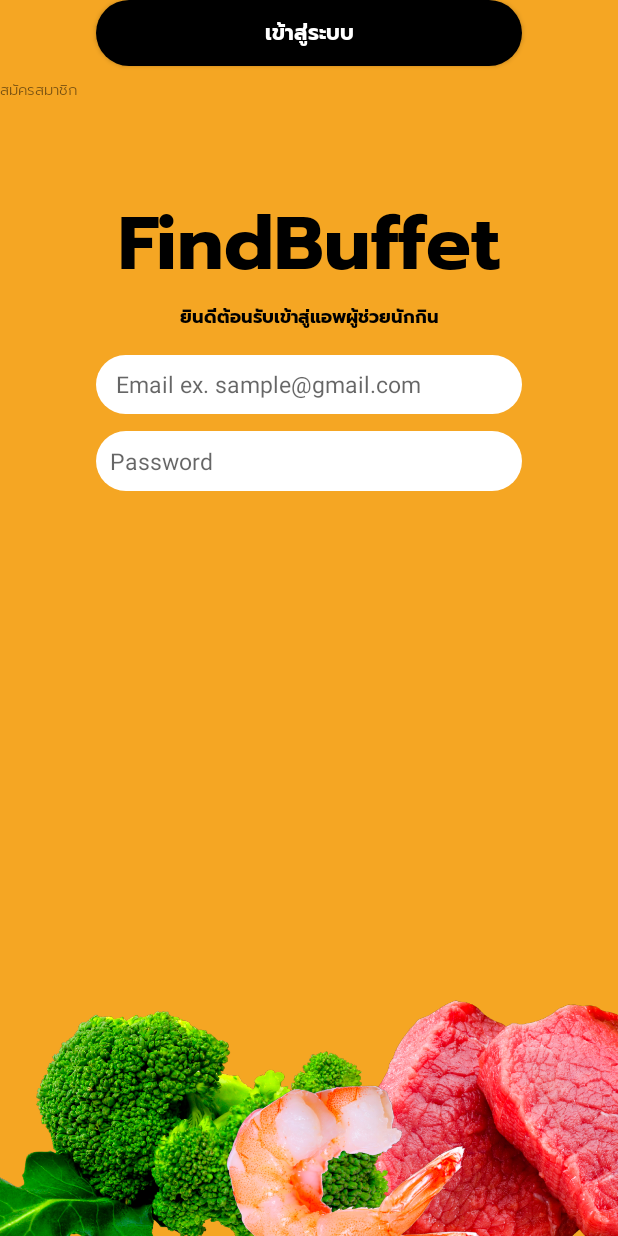
After one commit to nawinest/Android-finalproject, an Android app: the fragment LoginFragment shown on its own in the app's theme, on a phone screen of 412 x 824 dp. The commit adds this screen. Run offline under Robolectric (Android 15) with nearby library versions, the phone set to English and light mode, and no system bars; Roboto replaces fonts that are not available here.

Commit message:
finished login.xml

```diff
--- /dev/null
+++ b/FindBuffet/app/src/main/java/com/nawinc27/mac/findbuffet/LoginFragment.java
@@ -0,0 +1,49 @@
+package com.nawinc27.mac.findbuffet;
+
+import android.os.Bundle;
+import android.support.annotation.NonNull;
+import android.support.annotation.Nullable;
+import android.support.v4.app.Fragment;
+import android.view.LayoutInflater;
+import android.view.View;
+import android.view.ViewGroup;
+import android.widget.EditText;
+import android.widget.TextView;
+
+public class LoginFragment extends Fragment {
+
+    private EditText email_input ;
+    private EditText password_input;
+    private TextView login_btn;
+    private TextView register_btn;
+
+    @Override
+    public void onActivityCreated(@Nullable Bundle savedInstanceState) {
+        super.onActivityCreated(savedInstanceState);
+
+        email_input = (EditText) getActivity().findViewById(R.id.email_input_login);
+        password_input = (EditText) getActivity().findViewById(R.id.password_input_login);
+        login_btn = (TextView)getActivity().findViewById(R.id.login_btn_login);
+        register_btn = (TextView) getActivity().findViewById(R.id.register_btn_login);
+
+        login_btn.setOnClickListener(new View.OnClickListener() {
+            @Override
+            public void onClick(View v) {
+
+            }
+        });
+
+        register_btn.setOnClickListener(new View.OnClickListener() {
+            @Override
+            public void onClick(View v) {
+
+            }
+        });
+    }
+
+    @Nullable
+    @Override
+    public View onCreateView(@NonNull LayoutInflater inflater, @Nullable ViewGroup container, @Nullable Bundle savedInstanceState) {
+        return inflater.inflate(R.layout.fragment_login, container , false);
+    }
+}
--- /dev/null
+++ b/FindBuffet/app/src/main/res/drawable-v24/radius_border.xml
@@ -0,0 +1,17 @@
+<?xml version="1.0" encoding="utf-8"?>
+<selector xmlns:android="http://schemas.android.com/apk/res/android" >
+    <item>
+        <shape android:shape="rectangle">
+            <corners android:bottomLeftRadius="10000dp"
+                android:topLeftRadius="10000dp"
+                android:bottomRightRadius="10000dp"
+                android:topRightRadius="10000dp" />
+            <gradient
+                android:angle="45"
+                android:endColor="#000"
+                android:centerColor="#000"
+                android:startColor="#000"
+                android:type="linear" />
+        </shape>
+    </item>
+</selector>
--- /dev/null
+++ b/FindBuffet/app/src/main/res/drawable/border_radius.xml
@@ -0,0 +1,17 @@
+<?xml version="1.0" encoding="utf-8"?>
+<selector xmlns:android="http://schemas.android.com/apk/res/android" >
+<item>
+    <shape android:shape="rectangle">
+        <corners android:bottomLeftRadius="10000dp"
+            android:topLeftRadius="10000dp"
+            android:bottomRightRadius="10000dp"
+            android:topRightRadius="10000dp" />
+        <gradient
+            android:angle="45"
+            android:endColor="#fff"
+            android:centerColor="#fff"
+            android:startColor="#fff"
+            android:type="linear" />
+    </shape>
+</item>
+</selector>
--- a/FindBuffet/app/src/main/res/layout/fragement_mainpage.xml
+++ b/FindBuffet/app/src/main/res/layout/fragement_mainpage.xml
@@ -39,11 +39,11 @@
         android:textColor="@android:color/black"
         android:textSize="16sp"
         app:fontFamily="@font/prompt_light"
-        app:layout_constraintStart_toStartOf="@+id/textView2"
+        app:layout_constraintStart_toStartOf="@+id/register_btn_login"
         app:layout_constraintTop_toTopOf="@+id/topsection" />
 
     <TextView
-        android:id="@+id/textView2"
+        android:id="@+id/register_btn_login"
         android:layout_width="wrap_content"
         android:layout_height="wrap_content"
         android:layout_marginLeft="24dp"
@@ -66,7 +66,7 @@
         android:layout_marginTop="8dp"
         android:background="@drawable/icon_profile"
         app:layout_constraintEnd_toEndOf="@+id/topsection"
-        app:layout_constraintTop_toTopOf="@+id/textView2" />
+        app:layout_constraintTop_toTopOf="@+id/register_btn_login" />
 
     <ImageView
         android:id="@+id/banner1"
@@ -77,7 +77,7 @@
         android:background="@drawable/round_outline"
         app:layout_constraintEnd_toEndOf="@+id/imageView2"
         app:layout_constraintHorizontal_bias="0.0"
-        app:layout_constraintStart_toStartOf="@+id/textView2"
+        app:layout_constraintStart_toStartOf="@+id/register_btn_login"
         app:layout_constraintTop_toTopOf="@+id/topsection"
         app:srcCompat="@drawable/banner_welcome1" />
 
--- /dev/null
+++ b/FindBuffet/app/src/main/res/layout/fragment_login.xml
@@ -0,0 +1,117 @@
+<?xml version="1.0" encoding="utf-8"?>
+<android.support.constraint.ConstraintLayout xmlns:android="http://schemas.android.com/apk/res/android"
+    xmlns:app="http://schemas.android.com/apk/res-auto"
+    android:layout_width="match_parent"
+    android:layout_height="match_parent"
+    android:background="@color/colorPrimaryDark"
+    xmlns:tools="http://schemas.android.com/tools">
+
+
+    <TextView
+        android:id="@+id/textView3"
+        android:layout_width="wrap_content"
+        android:layout_height="70dp"
+        android:layout_marginTop="124dp"
+        android:contentDescription="sdsd"
+        android:text="FindBuffet"
+        android:textColor="@android:color/black"
+        android:textSize="50dp"
+        app:fontFamily="@font/prompt_bold"
+        app:layout_constraintEnd_toEndOf="parent"
+        app:layout_constraintStart_toStartOf="parent"
+        app:layout_constraintTop_toTopOf="parent" />
+
+    <TextView
+        android:id="@+id/textView"
+        android:layout_width="wrap_content"
+        android:layout_height="wrap_content"
+        android:layout_marginEnd="8dp"
+        android:layout_marginLeft="8dp"
+        android:layout_marginRight="8dp"
+        android:layout_marginStart="8dp"
+        android:layout_marginTop="8dp"
+        android:text="ยินดีต้อนรับเข้าสู่แอพผู้ช่วยนักกิน"
+        android:textColor="@android:color/black"
+        android:textSize="12dp"
+        app:fontFamily="@font/prompt_bold"
+        app:layout_constraintEnd_toEndOf="@+id/textView3"
+        app:layout_constraintStart_toStartOf="@+id/textView3"
+        app:layout_constraintTop_toBottomOf="@+id/textView3" />
+
+    <EditText
+        android:paddingLeft="9dp"
+        android:id="@+id/email_input_login"
+        android:layout_width="0dp"
+        android:layout_height="39dp"
+        android:layout_marginEnd="64dp"
+        android:layout_marginLeft="64dp"
+        android:layout_marginRight="64dp"
+        android:layout_marginStart="64dp"
+        android:layout_marginTop="16dp"
+        android:background="@drawable/border_radius"
+        android:ems="10"
+        android:hint=" Email ex. sample@gmail.com"
+        android:inputType="textPersonName"
+        android:textSize="15dp"
+        app:layout_constraintEnd_toEndOf="parent"
+        app:layout_constraintStart_toStartOf="parent"
+        app:layout_constraintTop_toBottomOf="@+id/textView" />
+
+    <EditText
+        android:id="@+id/password_input_login"
+        android:layout_width="0dp"
+        android:layout_height="40dp"
+        android:layout_marginTop="11dp"
+        android:background="@drawable/border_radius"
+        android:ems="10"
+        android:hint="Password"
+        android:inputType="textPassword"
+        android:paddingLeft="9dp"
+        android:textSize="15dp"
+        app:layout_constraintEnd_toEndOf="@+id/email_input_login"
+        app:layout_constraintStart_toStartOf="@+id/email_input_login"
+        app:layout_constraintTop_toBottomOf="@+id/email_input_login" />
+
+
+    <Button
+        android:id="@+id/login_btn_login"
+        android:layout_width="0dp"
+        android:layout_height="44dp"
+        android:layout_marginEnd="64dp"
+        android:layout_marginLeft="64dp"
+        android:layout_marginRight="64dp"
+        android:layout_marginStart="64dp"
+        android:background="@drawable/radius_border"
+        android:padding="10dp"
+
+        android:text="เข้าสู่ระบบ"
+        android:textAlignment="center"
+        android:textColor="#ffffff"
+        app:fontFamily="@font/prompt_bold"
+        app:layout_constraintEnd_toEndOf="parent"
+        app:layout_constraintStart_toStartOf="parent"
+        tools:layout_editor_absoluteY="344dp" />
+
+    <TextView
+        android:id="@+id/register_btn_login"
+        android:layout_width="wrap_content"
+        android:layout_height="wrap_content"
+        android:layout_marginTop="8dp"
+        android:text="สมัครสมาชิก"
+        android:textSize="10dp"
+        app:fontFamily="@font/prompt_light"
+        app:layout_constraintTop_toBottomOf="@+id/login_btn_login"
+        tools:layout_editor_absoluteX="176dp" />
+
+    <ImageView
+        android:id="@+id/imageView"
+        android:layout_width="0dp"
+        android:layout_height="wrap_content"
+        android:adjustViewBounds="true"
+        app:layout_constraintBottom_toBottomOf="parent"
+        app:layout_constraintEnd_toEndOf="parent"
+        app:layout_constraintStart_toStartOf="parent"
+        app:srcCompat="@drawable/background_bottom" />
+
+
+</android.support.constraint.ConstraintLayout>
--- /dev/null
+++ b/FindBuffet/app/src/main/res/layout/fragment_restuarant.xml
@@ -0,0 +1,6 @@
+<?xml version="1.0" encoding="utf-8"?>
+<android.support.constraint.ConstraintLayout
+    xmlns:android="http://schemas.android.com/apk/res/android" android:layout_width="match_parent"
+    android:layout_height="match_parent">
+
+</android.support.constraint.ConstraintLayout>
```
Also changed, not shown: FindBuffet/app/src/main/res/drawable/background_bottom.png (added).
